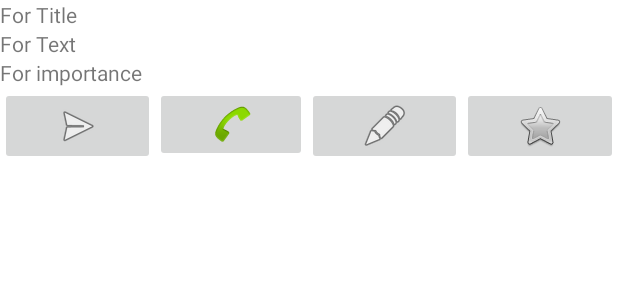
After one commit to Rayanyassen/FinalApplaction, an Android app: the layout mytask_item_layout.xml on its own in the app's theme, with its tools: preview values and no code run, on a phone screen of 412 x 824 dp. The commit adds this screen. Shown: the top 300 px of the screen. Run offline under Robolectric (Android 15) with nearby library versions, the phone set to English and light mode, and no system bars.

Commit message:
عمل على شاشه Message

```diff
--- a/app/src/main/res/layout/activity_message.xml
+++ b/app/src/main/res/layout/activity_message.xml
@@ -27,6 +27,7 @@
         app:layout_constrainedHeight="true"
         app:layout_constraintBottom_toTopOf="@+id/text_gchat_indicator"
         app:layout_constraintTop_toBottomOf="@+id/layout_group_chat" />
+
     <TextView
         android:id="@+id/text_gchat_indicator"
         android:layout_width="wrap_content"
--- /dev/null
+++ b/app/src/main/res/layout/mytask_item_layout.xml
@@ -0,0 +1,82 @@
+<?xml version="1.0" encoding="utf-8"?>
+<LinearLayout xmlns:android="http://schemas.android.com/apk/res/android"
+    xmlns:app="http://schemas.android.com/apk/res-auto"
+    xmlns:tools="http://schemas.android.com/tools"
+    android:layout_width="match_parent"
+    android:layout_height="match_parent"
+    android:orientation="vertical">
+
+    <LinearLayout
+        android:layout_width="match_parent"
+        android:layout_height="match_parent"
+        android:orientation="horizontal">
+
+        <ImageView
+            android:id="@+id/imageView3"
+            android:layout_width="wrap_content"
+            android:layout_height="wrap_content"
+            android:layout_weight="1"
+            tools:srcCompat="@tools:sample/avatars" />
+
+        <LinearLayout
+            android:layout_width="match_parent"
+            android:layout_height="match_parent"
+            android:orientation="vertical">
+
+            <TextView
+                android:id="@+id/tvltmTitle"
+                android:layout_width="match_parent"
+                android:layout_height="wrap_content"
+                android:text="For Title" />
+
+            <TextView
+                android:id="@+id/tvltmText"
+                android:layout_width="match_parent"
+                android:layout_height="wrap_content"
+                android:text="For Text" />
+
+            <TextView
+                android:id="@+id/tvltmImportance"
+                android:layout_width="match_parent"
+                android:layout_height="wrap_content"
+                android:text="For importance" />
+
+            <LinearLayout
+                android:layout_width="match_parent"
+                android:layout_height="match_parent"
+                android:orientation="horizontal">
+
+                <ImageButton
+                    android:id="@+id/imgBtnSmsitm"
+                    android:layout_width="wrap_content"
+                    android:layout_height="wrap_content"
+                    android:layout_weight="1"
+                    app:srcCompat="@android:drawable/ic_menu_send" />
+
+                <ImageButton
+                    android:id="@+id/imgBtnCallitm"
+                    android:layout_width="wrap_content"
+                    android:layout_height="wrap_content"
+                    android:layout_weight="1"
+                    app:srcCompat="@android:drawable/sym_action_call" />
+
+                <ImageButton
+                    android:id="@+id/imgbtnEdititm"
+                    android:layout_width="wrap_content"
+                    android:layout_height="wrap_content"
+                    android:layout_weight="1"
+                    app:srcCompat="@android:drawable/ic_menu_edit" />
+
+                <ImageButton
+                    android:id="@+id/imgBtnDeleteitm"
+                    android:layout_width="wrap_content"
+                    android:layout_height="wrap_content"
+                    android:layout_weight="1"
+                    app:srcCompat="@android:drawable/btn_star_big_off" />
+
+            </LinearLayout>
+        </LinearLayout>
+
+    </LinearLayout>
+
+</LinearLayout>
```
Also changed, not shown: app/src/main/res/layout/activity_main.xml (+30 -8 lines).
